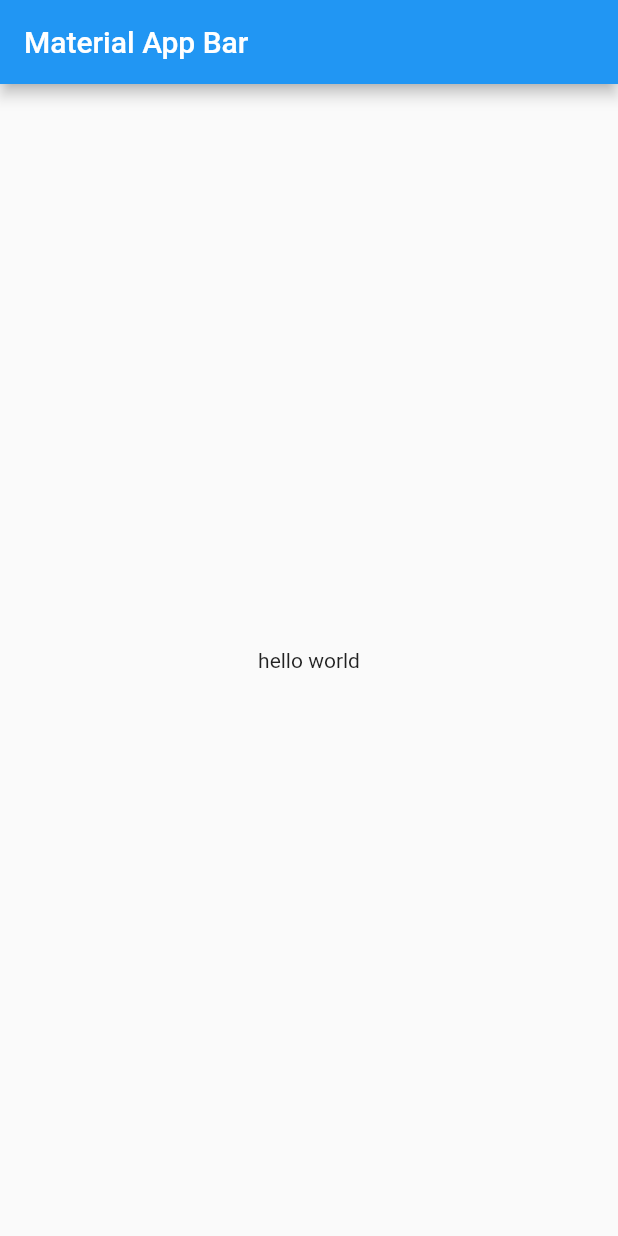
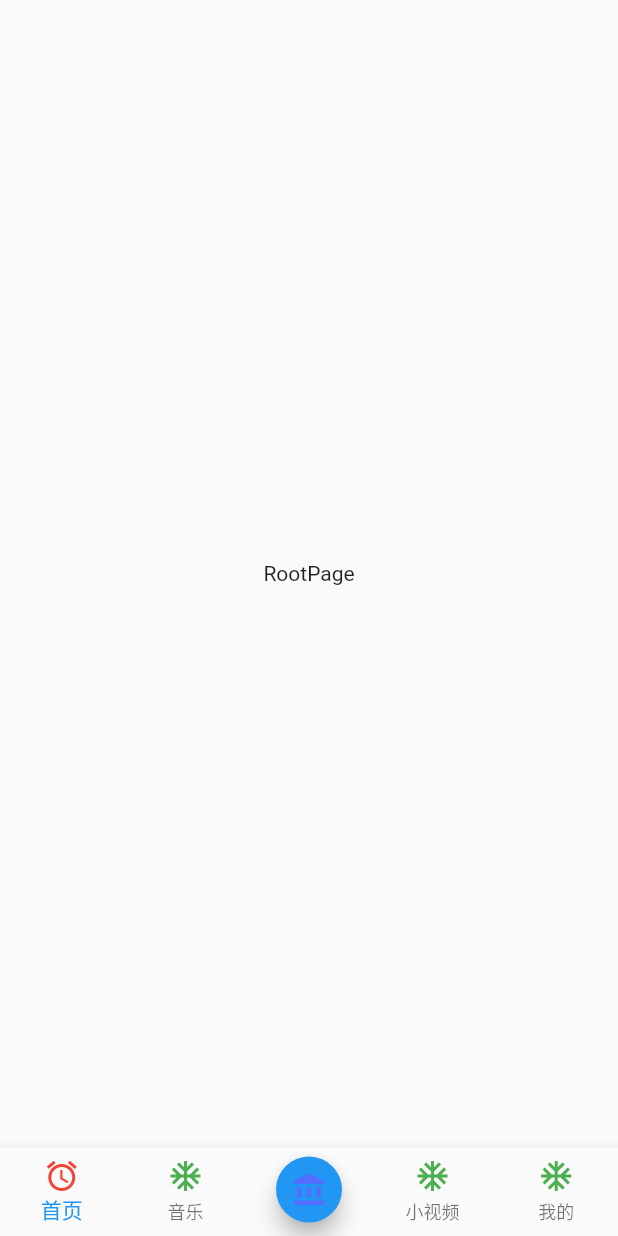
Before and after one commit to rexuehuaqingchun/music_flutter, a Flutter app: the screen it shows after launch, on a phone screen of 412 x 824 dp. Run offline on Flutter 3.47's test engine with Material 2 defaults, Android fonts, the phone set to English and light mode, and no system bars.

Commit message:
启动页和主页底部导航栏

```diff
--- a/lib/main.dart
+++ b/lib/main.dart
@@ -1,4 +1,5 @@
 import 'package:flutter/material.dart';
+import 'package:music_flutter/welcom.dart';
 
 void main() => runApp(const MyApp());
 
@@ -8,17 +9,9 @@ class MyApp extends StatelessWidget {
   @override
   Widget build(BuildContext context) {
     return MaterialApp(
-      title: 'MaterialApp',
-      home: Scaffold(
-        appBar: AppBar(
-          title:  const Text('Material App Bar'),
-        ),
-        body: Center(
-          child: Container(
-            child: const Text('hello world'),
-          ),
-        ),
-      ),
+      title: 'Music_Flutter',
+      home: WelcomePage(),
+      debugShowCheckedModeBanner: false,
     );
   }
 }
--- /dev/null
+++ b/lib/root_page.dart
@@ -0,0 +1,90 @@
+import 'package:flutter/cupertino.dart';
+import 'package:flutter/material.dart';
+
+class RootPage extends StatefulWidget {
+  const RootPage({Key? key}) : super(key: key);
+
+  @override
+  _RootPageState createState() => _RootPageState();
+}
+
+const Map _bottomNames = {
+  'home':'首页',
+  'music':'音乐',
+  'create_media':'',
+  'tiny_video':'小视频',
+  'profile':'我的'
+};
+
+class _RootPageState extends State<RootPage> {
+  int _currentIndex = 0;
+  final List<BottomNavigationBarItem> _bottomNavBatItemList = [];
+  bool _midIconIsChecked = false;
+  @override
+  void initState() {
+    // TODO: implement initState
+    super.initState();
+    _bottomNames.forEach((key, value) {
+      _bottomNavBatItemList.add(_bottomNavigationBarItem(key, value));
+    });
+  }
+  @override
+  Widget build(BuildContext context) {
+    return Scaffold(
+      body: Container(
+        child: Center(
+            child: Text('RootPage')
+        ),
+      ),
+      bottomNavigationBar: BottomNavigationBar(
+        items: _bottomNavBatItemList,
+        currentIndex: _currentIndex,
+        onTap: _onTabClick,
+        type: BottomNavigationBarType.fixed,
+      ),
+      floatingActionButton: _createMediaButton(),
+      floatingActionButtonLocation: FloatingActionButtonLocation.centerDocked,
+    );
+  }
+
+  Widget _createMediaButton(){
+    return Container(
+      width: 44,
+      height: 44,
+      margin: EdgeInsets.only(top: 56),
+      child: FloatingActionButton(
+        child: Icon(
+          Icons.account_balance,size: 24,color: _midIconIsChecked
+            ? Colors.red : Colors.indigoAccent,
+        ),
+        onPressed: _MediaButtonClick,
+      ),
+    );
+  }
+
+  void _onTabClick(int index) {
+    setState(() {
+      if(index == 2){
+        _MediaButtonClick();
+        return;
+      }
+      _midIconIsChecked = false;
+      _currentIndex = index;
+    });
+  }
+
+  BottomNavigationBarItem _bottomNavigationBarItem(String iconName,String name){
+    return BottomNavigationBarItem(
+      icon: Icon(Icons.ac_unit,size: 24,color: Colors.green,),
+      activeIcon: Icon(Icons.access_alarm,size: 24,color:Colors.red,),
+      label: name
+    );
+  }
+
+  void _MediaButtonClick() {
+    setState(() {
+      _midIconIsChecked = true;
+      _currentIndex = 2;
+    });
+  }
+}
--- a/pubspec.yaml
+++ b/pubspec.yaml
@@ -58,9 +58,8 @@ flutter:
   uses-material-design: true
 
   # To add assets to your application, add an assets section, like this:
-  # assets:
-  #   - images/a_dot_burr.jpeg
-  #   - images/a_dot_ham.jpeg
+  assets:
+    - assets/images/common/
 
   # An image asset can refer to one or more resolution-specific "variants", see
   # https://flutter.dev/assets-and-images/#resolution-aware.
```
Also changed, not shown: lib/welcom.dart (added, +90 -0 lines), assets/images/common/welcome.png (added).
